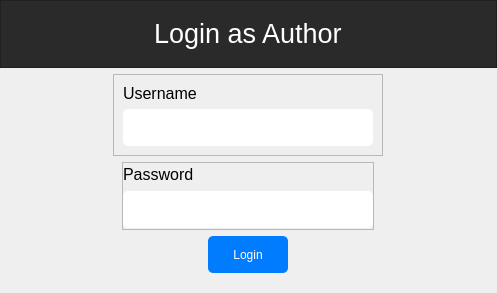
First picture: the form in views/login/login.ui, repository bhhoang/newspaper-project, before the edit.
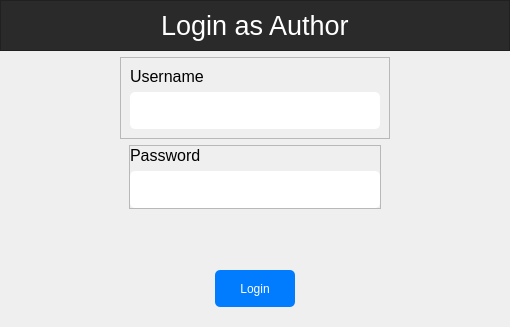
Second picture: the form after the edit.

Commit message:
new file:   Mainpage.pptx 	modified:   controller/methods.py 	modified:   model/dbquery.py 	modified:   model/methods.py 	new file:   new_ui.ui 	new file:   new_ui_alpha.py 	new file:   requirements.txt 	modified:   views/login/login.ui 	new file:   views/new_ui.ui 	modified:   views/test.ui
	add status label for login, add alpha new_ui script, add
	requirements.txt

```diff
--- a/views/login/login.ui
+++ b/views/login/login.ui
@@ -6,8 +6,8 @@
    <rect>
     <x>0</x>
     <y>0</y>
-    <width>497</width>
-    <height>293</height>
+    <width>510</width>
+    <height>327</height>
    </rect>
   </property>
   <property name="minimumSize">
@@ -19,7 +19,7 @@
   <property name="maximumSize">
    <size>
     <width>510</width>
-    <height>300</height>
+    <height>327</height>
    </size>
   </property>
   <property name="windowTitle">
@@ -127,6 +127,7 @@
           <property name="font">
            <font>
             <pointsize>12</pointsize>
+            <weight>50</weight>
             <bold>false</bold>
            </font>
           </property>
@@ -201,6 +202,13 @@
        </layout>
       </widget>
      </item>
+     <item alignment="Qt::AlignHCenter">
+      <widget class="QLabel" name="status_label">
+       <property name="text">
+        <string/>
+       </property>
+      </widget>
+     </item>
      <item alignment="Qt::AlignHCenter">
       <widget class="QPushButton" name="submit_button">
        <property name="cursor">
```
The commit also changes 9 other files.
